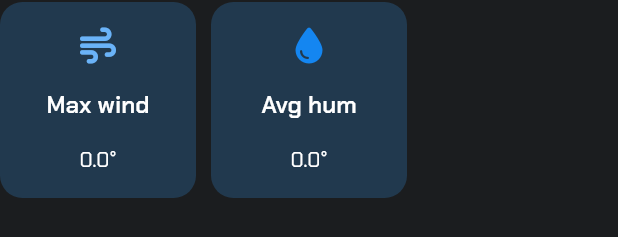
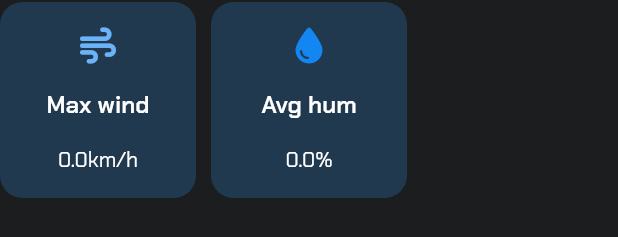
Before and after one commit to Mohamed-Ararr/Forecast-App, a Flutter app: the StatsGridview widget shown alone on an empty page, opened directly with empty values, on a phone screen of 412 x 824 dp. Shown: the part 209-446 px from the top of the screen. Run offline on Flutter 3.47's test engine with Material 2 defaults, Android fonts, the phone set to English and light mode, and no system bars; our stand-ins replace bloc, cached_network_image, dartz, dio, flutter_bloc, font_awesome_flutter and 4 more; network calls fail.

Commit message:
fix issues in statsGridview

```diff
--- a/lib/Features/CityView/Presentation/Widgets/CityViewBody.dart
+++ b/lib/Features/CityView/Presentation/Widgets/CityViewBody.dart
@@ -1,4 +1,5 @@
 import "package:flutter/material.dart";
+import "package:font_awesome_flutter/font_awesome_flutter.dart";
 import "package:go_router/go_router.dart";
 import "package:weather_app/ConstantValues.dart";
 import "package:weather_app/Core/AppColors.dart";
@@ -28,7 +29,7 @@ class CityViewBody extends StatelessWidget {
         centerTitle: true,
         leading: InkWell(
           onTap: () => GoRouter.of(context).pop(),
-          child: const Icon(Icons.arrow_back_ios_new_rounded),
+          child: const Icon(FontAwesomeIcons.arrowLeft),
         ),
       ),
       body: SafeArea(
--- a/lib/Features/HomeView/Presentation/Widgets/StatBox.dart
+++ b/lib/Features/HomeView/Presentation/Widgets/StatBox.dart
@@ -14,7 +14,7 @@ class StatBox extends StatelessWidget {
       this.color});
 
   final String title;
-  final double num;
+  final String num;
   final IconData icon;
   final Color? color;
 
@@ -33,7 +33,7 @@ class StatBox extends StatelessWidget {
             color: color,
           ),
           Text(title, style: AppFonts.statStyle),
-          Text("$num°"),
+          Text(num),
         ],
       ),
     );
--- a/lib/Features/HomeView/Presentation/Widgets/StatsGridview.dart
+++ b/lib/Features/HomeView/Presentation/Widgets/StatsGridview.dart
@@ -23,32 +23,32 @@ class StatsGridview extends StatelessWidget {
         mainAxisSpacing: 10,
       ),
       itemBuilder: (context, index) {
-        double num = 0.0;
+        String num = "";
         IconData icon = FontAwesomeIcons.temperatureHigh;
         Color color = Colors.white;
 
         switch (kStatList[index]) {
           case "Max temp":
-            num = forecastModel.maxTemp!;
+            num = "${forecastModel.maxTemp!}°";
             icon;
             color = const Color.fromARGB(255, 250, 87, 75);
             break;
           case "Min temp":
-            num = forecastModel.minTemp!;
+            num = "${forecastModel.minTemp!}°";
             icon = FontAwesomeIcons.temperatureLow;
             color = Colors.blue;
             break;
           case "Avg temp":
-            num = forecastModel.avgTemp!;
+            num = "${forecastModel.avgTemp!}°";
             icon = FontAwesomeIcons.temperatureEmpty;
             break;
           case "Max wind":
-            num = forecastModel.maxWind!;
+            num = "${forecastModel.maxWind!}km/h";
             icon = FontAwesomeIcons.wind;
             color = const Color.fromARGB(255, 106, 179, 248);
             break;
           case "Avg hum":
-            num = forecastModel.avgHum!;
+            num = "${forecastModel.avgHum!}%";
             icon = FontAwesomeIcons.droplet;
             color = const Color.fromARGB(255, 20, 134, 241);
             break;
```
